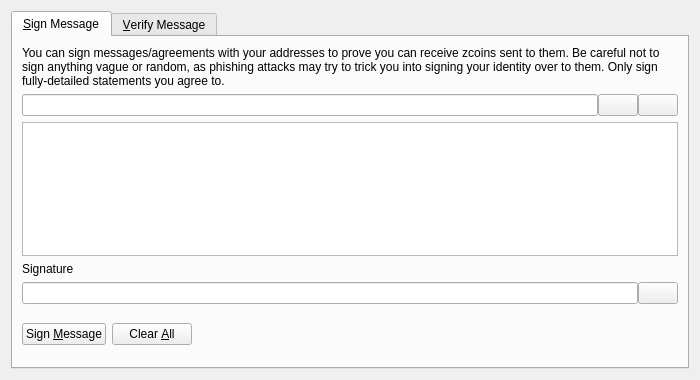
Before: the Qt Designer form src/qt/forms/signverifymessagedialog.ui in firoorg/firo, drawn with Qt 5.
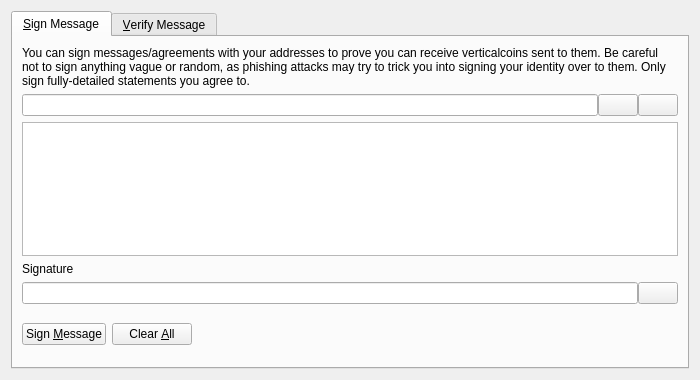
After: the same form once the commit is applied. Icons and pictures are not drawn. Custom widgets are drawn as their Qt base class.

Commit message: zcoin -> verticalcoin (exp)

The edit to the form file:
```diff
--- a/src/qt/forms/signverifymessagedialog.ui
+++ b/src/qt/forms/signverifymessagedialog.ui
@@ -30,7 +30,7 @@
        <item>
         <widget class="QLabel" name="infoLabel_SM">
          <property name="text">
-          <string>You can sign messages/agreements with your addresses to prove you can receive zcoins sent to them. Be careful not to sign anything vague or random, as phishing attacks may try to trick you into signing your identity over to them. Only sign fully-detailed statements you agree to.</string>
+          <string>You can sign messages/agreements with your addresses to prove you can receive verticalcoins sent to them. Be careful not to sign anything vague or random, as phishing attacks may try to trick you into signing your identity over to them. Only sign fully-detailed statements you agree to.</string>
          </property>
          <property name="textFormat">
           <enum>Qt::PlainText</enum>
```
The commit also changes 52 other files.
